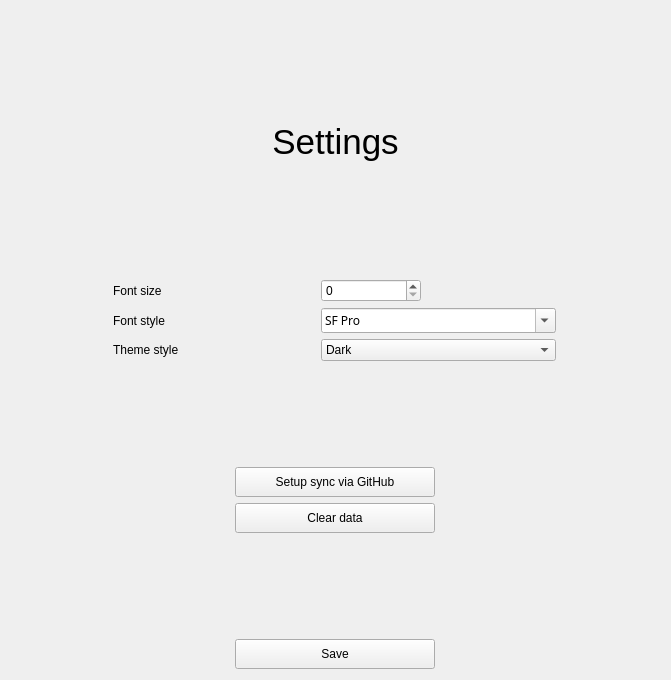
Old version of the form src/CodeKeeper/settingswindow.ui in the repository Nighty3098/CodeKeeper.
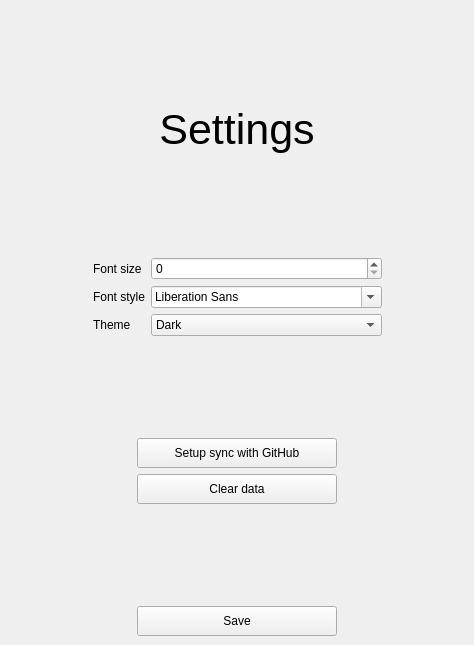
New version of the form.

```diff
--- a/src/CodeKeeper/settingswindow.ui
+++ b/src/CodeKeeper/settingswindow.ui
@@ -1,24 +1,38 @@
 <?xml version="1.0" encoding="UTF-8"?>
 <ui version="4.0">
  <class>SettingsWindow</class>
- <widget class="QWidget" name="SettingsWindow">
+ <widget class="QMainWindow" name="SettingsWindow">
   <property name="geometry">
    <rect>
     <x>0</x>
     <y>0</y>
-    <width>671</width>
-    <height>680</height>
+    <width>474</width>
+    <height>645</height>
    </rect>
   </property>
   <property name="windowTitle">
    <string>Form</string>
   </property>
+  <widget class="QWidget" name="centralwidget">
   <layout class="QVBoxLayout" name="verticalLayout">
+    <item>
+     <spacer name="verticalSpacer_4">
+      <property name="orientation">
+       <enum>Qt::Vertical</enum>
+      </property>
+      <property name="sizeHint" stdset="0">
+       <size>
+        <width>20</width>
+        <height>40</height>
+       </size>
+      </property>
+     </spacer>
+    </item>
    <item>
     <widget class="QLabel" name="title">
      <property name="font">
       <font>
-       <pointsize>26</pointsize>
+        <pointsize>32</pointsize>
       </font>
      </property>
      <property name="text">
@@ -29,58 +43,30 @@
      </property>
     </widget>
    </item>
+    <item>
+     <spacer name="verticalSpacer_3">
+      <property name="orientation">
+       <enum>Qt::Vertical</enum>
+      </property>
+      <property name="sizeHint" stdset="0">
+       <size>
+        <width>20</width>
+        <height>40</height>
+       </size>
+      </property>
+     </spacer>
+    </item>
    <item>
     <layout class="QGridLayout" name="gridLayout">
-     <property name="bottomMargin">
-      <number>0</number>
-     </property>
-     <item row="0" column="0">
-      <widget class="QLabel" name="label_1">
-       <property name="maximumSize">
-        <size>
-         <width>100</width>
-         <height>16777215</height>
-        </size>
-       </property>
-       <property name="text">
-        <string>Font size</string>
-       </property>
-      </widget>
-     </item>
-     <item row="1" column="0">
-      <widget class="QLabel" name="label_2">
-       <property name="text">
-        <string>Font style</string>
-       </property>
-      </widget>
-     </item>
-     <item row="1" column="1">
-      <widget class="QFontComboBox" name="fontComboBox">
-       <property name="font">
-        <font>
-         <family>SF Pro</family>
-        </font>
-       </property>
-       <property name="currentText">
-        <string>SF Pro</string>
-       </property>
-      </widget>
-     </item>
      <item row="0" column="1">
-      <widget class="QSpinBox" name="spinBox">
-       <property name="maximumSize">
-        <size>
-         <width>100</width>
-         <height>16777215</height>
-        </size>
+       <widget class="QLabel" name="label">
+        <property name="text">
+         <string>Font size</string>
        </property>
       </widget>
      </item>
-     <item row="2" column="1">
+      <item row="2" column="2">
       <widget class="QComboBox" name="comboBox">
-       <property name="styleSheet">
-        <string notr="true"/>
-       </property>
        <item>
         <property name="text">
          <string>Dark</string>
@@ -93,58 +79,195 @@
        </item>
       </widget>
      </item>
-     <item row="2" column="0">
+      <item row="1" column="1">
+       <widget class="QLabel" name="label_2">
+        <property name="text">
+         <string>Font style</string>
+        </property>
+       </widget>
+      </item>
+      <item row="2" column="3">
+       <spacer name="horizontalSpacer_12">
+        <property name="orientation">
+         <enum>Qt::Horizontal</enum>
+        </property>
+        <property name="sizeHint" stdset="0">
+         <size>
+          <width>40</width>
+          <height>20</height>
+         </size>
+        </property>
+       </spacer>
+      </item>
+      <item row="2" column="1">
       <widget class="QLabel" name="label_3">
        <property name="text">
-        <string>Theme style</string>
+         <string>Theme</string>
        </property>
       </widget>
      </item>
+      <item row="0" column="0">
+       <spacer name="horizontalSpacer_9">
+        <property name="orientation">
+         <enum>Qt::Horizontal</enum>
+        </property>
+        <property name="sizeHint" stdset="0">
+         <size>
+          <width>40</width>
+          <height>20</height>
+         </size>
+        </property>
+       </spacer>
+      </item>
+      <item row="1" column="2">
+       <widget class="QFontComboBox" name="fontComboBox"/>
+      </item>
+      <item row="1" column="0">
+       <spacer name="horizontalSpacer_7">
+        <property name="orientation">
+         <enum>Qt::Horizontal</enum>
+        </property>
+        <property name="sizeHint" stdset="0">
+         <size>
+          <width>40</width>
+          <height>20</height>
+         </size>
+        </property>
+       </spacer>
+      </item>
+      <item row="1" column="3">
+       <spacer name="horizontalSpacer_8">
+        <property name="orientation">
+         <enum>Qt::Horizontal</enum>
+        </property>
+        <property name="sizeHint" stdset="0">
+         <size>
+          <width>40</width>
+          <height>20</height>
+         </size>
+        </property>
+       </spacer>
+      </item>
+      <item row="0" column="3">
+       <spacer name="horizontalSpacer_11">
+        <property name="orientation">
+         <enum>Qt::Horizontal</enum>
+        </property>
+        <property name="sizeHint" stdset="0">
+         <size>
+          <width>40</width>
+          <height>20</height>
+         </size>
+        </property>
+       </spacer>
+      </item>
+      <item row="0" column="2">
+       <widget class="QSpinBox" name="spinBox"/>
+      </item>
+      <item row="2" column="0">
+       <spacer name="horizontalSpacer_10">
+        <property name="orientation">
+         <enum>Qt::Horizontal</enum>
+        </property>
+        <property name="sizeHint" stdset="0">
+         <size>
+          <width>40</width>
+          <height>20</height>
+         </size>
+        </property>
+       </spacer>
+      </item>
     </layout>
    </item>
    <item>
-    <layout class="QHBoxLayout" name="horizontalLayout_3">
-     <property name="topMargin">
-      <number>100</number>
-     </property>
+     <spacer name="verticalSpacer_2">
+      <property name="orientation">
+       <enum>Qt::Vertical</enum>
+      </property>
+      <property name="sizeHint" stdset="0">
+       <size>
+        <width>20</width>
+        <height>40</height>
+       </size>
+      </property>
+     </spacer>
+    </item>
+    <item>
+     <layout class="QHBoxLayout" name="horizontalLayout">
+      <item>
+       <spacer name="horizontalSpacer">
+        <property name="orientation">
+         <enum>Qt::Horizontal</enum>
+        </property>
+        <property name="sizeHint" stdset="0">
+         <size>
+          <width>40</width>
+          <height>20</height>
+         </size>
+        </property>
+       </spacer>
+      </item>
      <item>
       <widget class="QPushButton" name="setupSyncBtn">
        <property name="minimumSize">
         <size>
-         <width>0</width>
+          <width>200</width>
          <height>30</height>
         </size>
        </property>
        <property name="maximumSize">
         <size>
          <width>200</width>
-         <height>16777215</height>
+          <height>30</height>
         </size>
        </property>
        <property name="text">
-        <string>Setup sync via GitHub</string>
+         <string>Setup sync with GitHub</string>
        </property>
       </widget>
      </item>
+      <item>
+       <spacer name="horizontalSpacer_2">
+        <property name="orientation">
+         <enum>Qt::Horizontal</enum>
+        </property>
+        <property name="sizeHint" stdset="0">
+         <size>
+          <width>40</width>
+          <height>20</height>
+         </size>
+        </property>
+       </spacer>
+      </item>
     </layout>
    </item>
    <item>
     <layout class="QHBoxLayout" name="horizontalLayout_2">
-     <property name="bottomMargin">
-      <number>100</number>
-     </property>
+      <item>
+       <spacer name="horizontalSpacer_3">
+        <property name="orientation">
+         <enum>Qt::Horizontal</enum>
+        </property>
+        <property name="sizeHint" stdset="0">
+         <size>
+          <width>40</width>
+          <height>20</height>
+         </size>
+        </property>
+       </spacer>
+      </item>
      <item>
       <widget class="QPushButton" name="clearDataBtn">
        <property name="minimumSize">
         <size>
-         <width>0</width>
+          <width>200</width>
          <height>30</height>
         </size>
        </property>
        <property name="maximumSize">
         <size>
          <width>200</width>
-         <height>16777215</height>
+          <height>30</height>
         </size>
        </property>
        <property name="text">
@@ -152,22 +275,61 @@
        </property>
       </widget>
      </item>
+      <item>
+       <spacer name="horizontalSpacer_4">
+        <property name="orientation">
+         <enum>Qt::Horizontal</enum>
+        </property>
+        <property name="sizeHint" stdset="0">
+         <size>
+          <width>40</width>
+          <height>20</height>
+         </size>
+        </property>
+       </spacer>
+      </item>
     </layout>
    </item>
    <item>
-    <layout class="QHBoxLayout" name="horizontalLayout">
+     <spacer name="verticalSpacer">
+      <property name="orientation">
+       <enum>Qt::Vertical</enum>
+      </property>
+      <property name="sizeHint" stdset="0">
+       <size>
+        <width>20</width>
+        <height>40</height>
+       </size>
+      </property>
+     </spacer>
+    </item>
+    <item>
+     <layout class="QHBoxLayout" name="horizontalLayout_3">
+      <item>
+       <spacer name="horizontalSpacer_5">
+        <property name="orientation">
+         <enum>Qt::Horizontal</enum>
+        </property>
+        <property name="sizeHint" stdset="0">
+         <size>
+          <width>40</width>
+          <height>20</height>
+         </size>
+        </property>
+       </spacer>
+      </item>
      <item>
       <widget class="QPushButton" name="saveBtn">
        <property name="minimumSize">
         <size>
-         <width>0</width>
+          <width>200</width>
          <height>30</height>
         </size>
        </property>
        <property name="maximumSize">
         <size>
          <width>200</width>
-         <height>16777215</height>
+          <height>30</height>
         </size>
        </property>
        <property name="text">
@@ -175,9 +337,23 @@
        </property>
       </widget>
      </item>
+      <item>
+       <spacer name="horizontalSpacer_6">
+        <property name="orientation">
+         <enum>Qt::Horizontal</enum>
+        </property>
+        <property name="sizeHint" stdset="0">
+         <size>
+          <width>40</width>
+          <height>20</height>
+         </size>
+        </property>
+       </spacer>
+      </item>
     </layout>
    </item>
   </layout>
+  </widget>
  </widget>
  <resources/>
  <connections/>
```
Left out of the diff: 2 changed lines with no effect on the pictures. Lines whose indentation alone changed are shown as unchanged.
